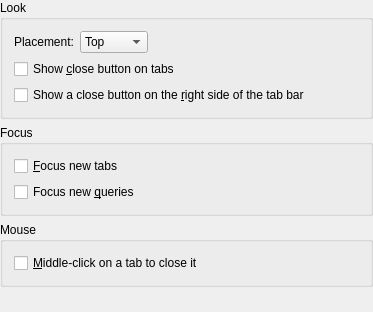
First picture: the form in src/config/tabs_configui.ui, repository KDE/konversation, before the edit.
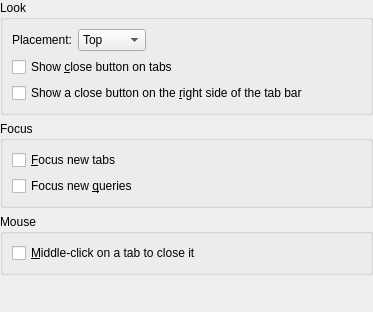
Second picture: the form after the edit. Custom widgets are drawn as their Qt base class.

Commit message: Remove outdated <layoutdefault> from UI files

```diff
--- a/src/config/tabs_configui.ui
+++ b/src/config/tabs_configui.ui
@@ -149,7 +149,6 @@
    </item>
   </layout>
  </widget>
- <layoutdefault spacing="6" margin="11" />
  <customwidgets>
   <customwidget>
    <class>KComboBox</class>
```
The commit also changes 19 other files.
